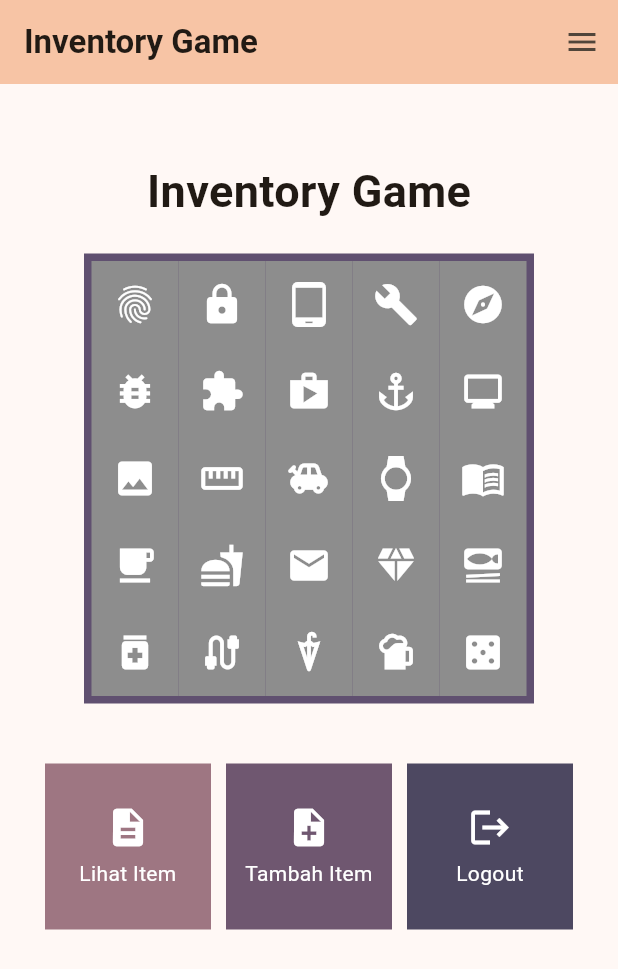
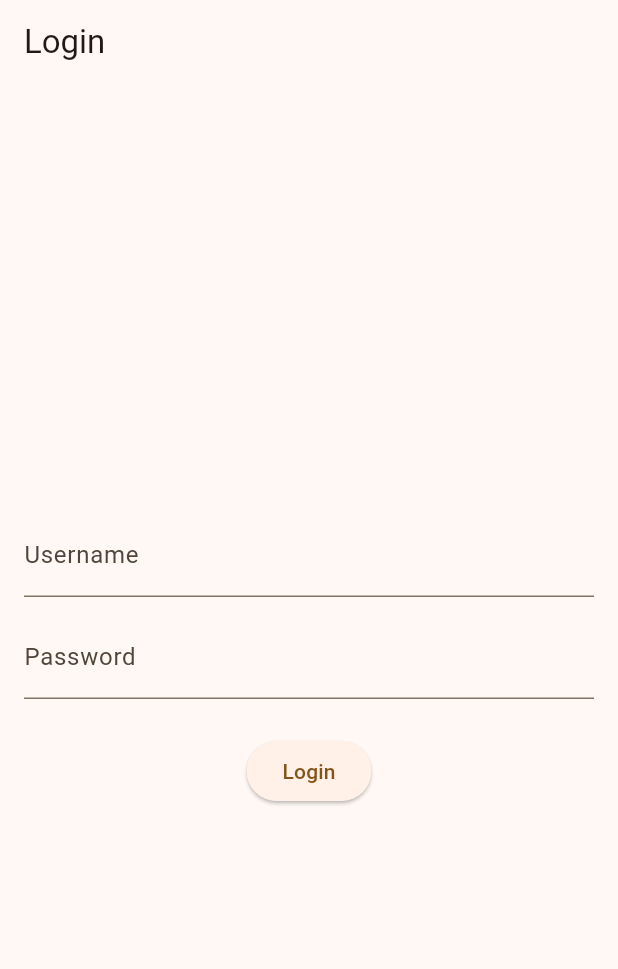
Before and after one commit to Frmeta/inventory-game-mobile, a Flutter app: the screen it shows after launch, on a phone screen of 412 x 824 dp. Shown: the top 969 px of the screen. Run offline on Flutter 3.47's test engine with Material 2 defaults, Android fonts, the phone set to English and light mode, and no system bars; missing offline and left inert: pbp_django_auth.

Commit message:
Login and fetch data

```diff
--- a/lib/main.dart
+++ b/lib/main.dart
@@ -1,5 +1,7 @@
 import 'package:flutter/material.dart';
-import 'package:inventory_game/screens/menu.dart';
+import 'package:inventory_game/screens/login.dart';
+import 'package:pbp_django_auth/pbp_django_auth.dart';
+import 'package:provider/provider.dart';
 
 void main() {
   runApp(const MyApp());
@@ -10,14 +12,20 @@
 
   @override
   Widget build(BuildContext context) {
-    return MaterialApp(
+    return Provider(
+      create: (_) {
+        CookieRequest request = CookieRequest();
+        return request;
+      },
+      child: MaterialApp(
         title: 'Inventory Game',
         debugShowCheckedModeBanner: false,
         theme: ThemeData(
           colorScheme: ColorScheme.fromSeed(seedColor: Colors.orange),
           useMaterial3: true,
         ),
-      home: MyHomePage(),
+        home: const LoginPage(),
+      )
     );
   }
 }
--- /dev/null
+++ b/lib/screens/login.dart
@@ -0,0 +1,122 @@
+import 'package:inventory_game/screens/menu.dart';
+import 'package:flutter/material.dart';
+import 'package:pbp_django_auth/pbp_django_auth.dart';
+import 'package:provider/provider.dart';
+
+void main() {
+    runApp(const LoginApp());
+}
+
+class LoginApp extends StatelessWidget {
+const LoginApp({super.key});
+
+@override
+Widget build(BuildContext context) {
+    return MaterialApp(
+        title: 'Login',
+        theme: ThemeData(
+            primarySwatch: Colors.blue,
+    ),
+    home: const LoginPage(),
+    );
+    }
+}
+
+class LoginPage extends StatefulWidget {
+    const LoginPage({super.key});
+
+    @override
+    _LoginPageState createState() => _LoginPageState();
+}
+
+class _LoginPageState extends State<LoginPage> {
+    final TextEditingController _usernameController = TextEditingController();
+    final TextEditingController _passwordController = TextEditingController();
+
+    @override
+    Widget build(BuildContext context) {
+        final request = context.watch<CookieRequest>();
+        return Scaffold(
+            appBar: AppBar(
+                title: const Text('Login'),
+            ),
+            body: Container(
+                padding: const EdgeInsets.all(16.0),
+                child: Column(
+                    mainAxisAlignment: MainAxisAlignment.center,
+                    children: [
+
+                        TextField(
+                            controller: _usernameController,
+                            decoration: const InputDecoration(
+                                labelText: 'Username',
+                            ),
+                        ),
+
+                        const SizedBox(height: 12.0),
+
+                        TextField(
+                            controller: _passwordController,
+                            decoration: const InputDecoration(
+                                labelText: 'Password',
+                            ),
+                            obscureText: true,
+                        ),
+
+                        const SizedBox(height: 24.0),
+
+                        ElevatedButton(
+                            onPressed: () async {
+                                String username = _usernameController.text;
+                                String password = _passwordController.text;
+
+                                // Cek kredensial
+                                // Ganti URL dan jangan lupa tambahkan trailing slash (/) di akhir URL!
+                                // Untuk menyambungkan Android emulator dengan Django pada localhost,
+                                // gunakan URL http://10.0.2.2/
+                                final response = await request.login(
+                                  "http://fredo-melvern-tugas.pbp.cs.ui.ac.id/auth/login/"
+                                  //"http://127.0.0.1:8000/auth/login/"
+                                  , {
+                                'username': username,
+                                'password': password,
+                                });
+
+                                if (request.loggedIn) {
+                                    String message = response['message'];
+                                    String uname = response['username'];
+                                    Navigator.pushReplacement(
+                                        context,
+                                        MaterialPageRoute(builder: (context) => MyHomePage()),
+                                    );
+                                    ScaffoldMessenger.of(context)
+                                        ..hideCurrentSnackBar()
+                                        ..showSnackBar(
+                                            SnackBar(content: Text("$message Selamat datang, $uname.")));
+                                    } else {
+                                    showDialog(
+                                        context: context,
+                                        builder: (context) => AlertDialog(
+                                            title: const Text('Login Gagal'),
+                                            content:
+                                                Text(response['message']),
+                                            actions: [
+                                                TextButton(
+                                                    child: const Text('OK'),
+                                                    onPressed: () {
+                                                        Navigator.pop(context);
+                                                    },
+                                                ),
+                                            ],
+                                        ),
+                                    );
+                                }
+                            },
+                            child: const Text('Login'),
+                        ),
+                    ],
+                ),
+            ),
+        );
+    }
+}
--- a/lib/screens/menu.dart
+++ b/lib/screens/menu.dart
@@ -4,12 +4,12 @@
 import 'package:inventory_game/widgets/right_drawer.dart';
 import 'dart:math' as math;
 
-class Item {
+class Tombol {
   final String name;
   final IconData icon;
   final Color color;
 
-  Item(this.name, this.icon, this.color);
+  Tombol(this.name, this.icon, this.color);
 }
 
 class ItemDisplay {
@@ -21,10 +21,10 @@
 class MyHomePage extends StatelessWidget {
   MyHomePage({Key? key}) : super(key: key);
 
-  final List<Item> items = [
-    Item("Lihat Item", Icons.description, const Color(0xFF9E7682)),
-    Item("Tambah Item", Icons.note_add, const Color(0xFF6F5770)),
-    Item("Logout", Icons.logout, const Color(0xFF4D4861)),
+  final List<Tombol> tombols = [
+    Tombol("Lihat Item", Icons.description, const Color(0xFF9E7682)),
+    Tombol("Tambah Item", Icons.note_add, const Color(0xFF6F5770)),
+    Tombol("Logout", Icons.logout, const Color(0xFF4D4861)),
   ];
 
   final List<ItemDisplay> itemDisplays = [
@@ -110,9 +110,8 @@
                 crossAxisCount: 3,
                 shrinkWrap: true,
 
-                children: items.map((Item item) {
-                  // Iterasi untuk setiap item
-                  return ItemCard(item);
+                children: tombols.map((Tombol tombol) {
+                  return ItemCard(tombol);
                 }).toList(),
               ),
             ],
@@ -124,14 +123,14 @@
 }
 
 class ItemCard extends StatelessWidget {
-  final Item item;
+  final Tombol tombol;
 
-  const ItemCard(this.item, {super.key}); // Constructor
+  const ItemCard(this.tombol, {super.key}); // Constructor
 
   @override
   Widget build(BuildContext context) {
     return Material(
-      color: item.color,
+      color: tombol.color,
       child: InkWell(
         // Area responsive terhadap sentuhan
         onTap: () {
@@ -139,19 +138,24 @@
           ScaffoldMessenger.of(context)
             ..hideCurrentSnackBar()
             ..showSnackBar(SnackBar(
-                content: Text("Kamu telah menekan tombol ${item.name}!")));
+                content: Text("Kamu telah menekan tombol ${tombol.name}!")));
 
           // Pindah halaman
-          if (item.name == "Tambah Item") {
+          if (tombol.name == "Tambah Item") {
             Navigator.pushReplacement(
                 context,
                 MaterialPageRoute(
                     builder: (context) => const InventoryFormPage()));
-          } else if (item.name == "Lihat Item") {
-            Navigator.pushReplacement(
-                context,
-                MaterialPageRoute(
-                    builder: (context) => const ListItemPage()));
+          } else if (tombol.name == "Lihat Item") {
+            // tanpa database
+            // Navigator.pushReplacement(
+            //     context,
+            //     MaterialPageRoute(
+            //         builder: (context) => const ListItemPage()));
+
+            // dengan database dari PaaS Fasilkom UI
+            Navigator.push(context,
+                MaterialPageRoute(builder: (context) => const ItemPage()));
           }
         },
         child: Container(
@@ -162,13 +166,13 @@
               mainAxisAlignment: MainAxisAlignment.center,
               children: [
                 Icon(
-                  item.icon,
+                  tombol.icon,
                   color: Colors.white,
                   size: 30,
                 ),
                 const Padding(padding: EdgeInsets.all(3)),
                 Text(
-                  item.name,
+                  tombol.name,
                   textAlign: TextAlign.center,
                   style: const TextStyle(color: Colors.white),
                 ),
--- a/lib/widgets/right_drawer.dart
+++ b/lib/widgets/right_drawer.dart
@@ -47,7 +47,7 @@
               Navigator.pushReplacement(
                   context,
                   MaterialPageRoute(
-                    builder: (context) => ListItemPage(),
+                    builder: (context) => const ListItemPage(),
                   ));
             },
           ),
--- a/pubspec.yaml
+++ b/pubspec.yaml
@@ -35,6 +35,8 @@
   # The following adds the Cupertino Icons font to your application.
   # Use with the CupertinoIcons class for iOS style icons.
   cupertino_icons: ^1.0.2
+  provider: ^6.1.1
+  pbp_django_auth: ^0.4.0
 
 dev_dependencies:
   flutter_test:
@@ -45,7 +47,7 @@
   # activated in the `analysis_options.yaml` file located at the root of your
   # package. See that file for information about deactivating specific lint
   # rules and activating additional ones.
-  flutter_lints: ^2.0.0
+  flutter_lints: ^3.0.1
 
 # For information on the generic Dart part of this file, see the
 # following page: https://dart.dev/tools/pub/pubspec
```
Also changed, not shown: lib/models/item.dart (added, +86 -0 lines), lib/screens/form.dart (+63 -32 lines), lib/screens/list_item.dart (+93 -3 lines), pubspec.lock, 2 other files. Lines whose indentation alone changed are shown as unchanged.
